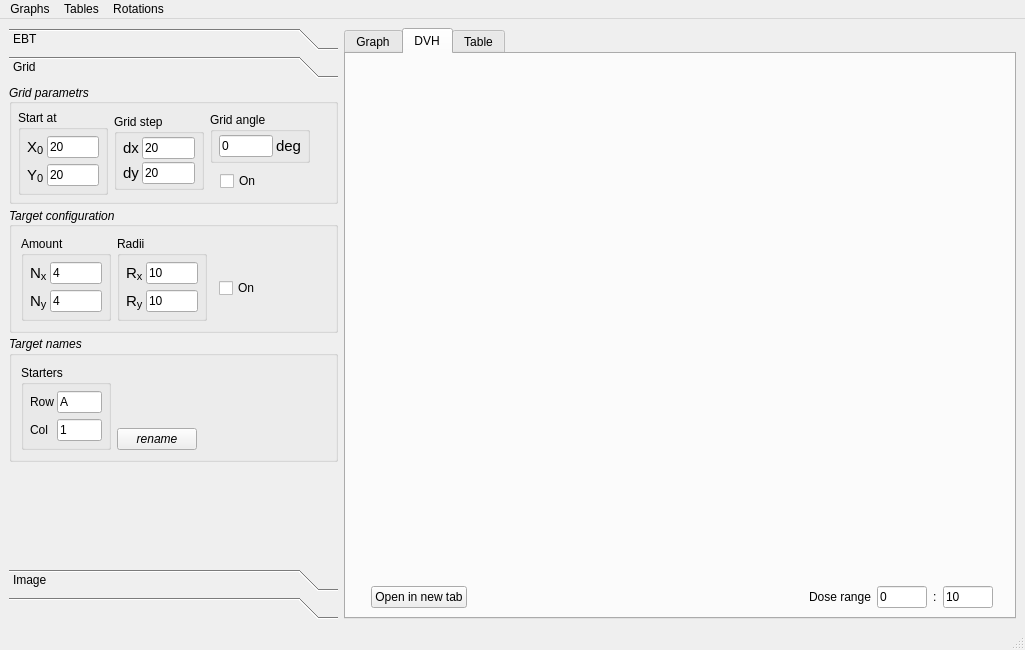
LionIvy/EBT_isodose, file mainwindow.ui: the form before one commit.
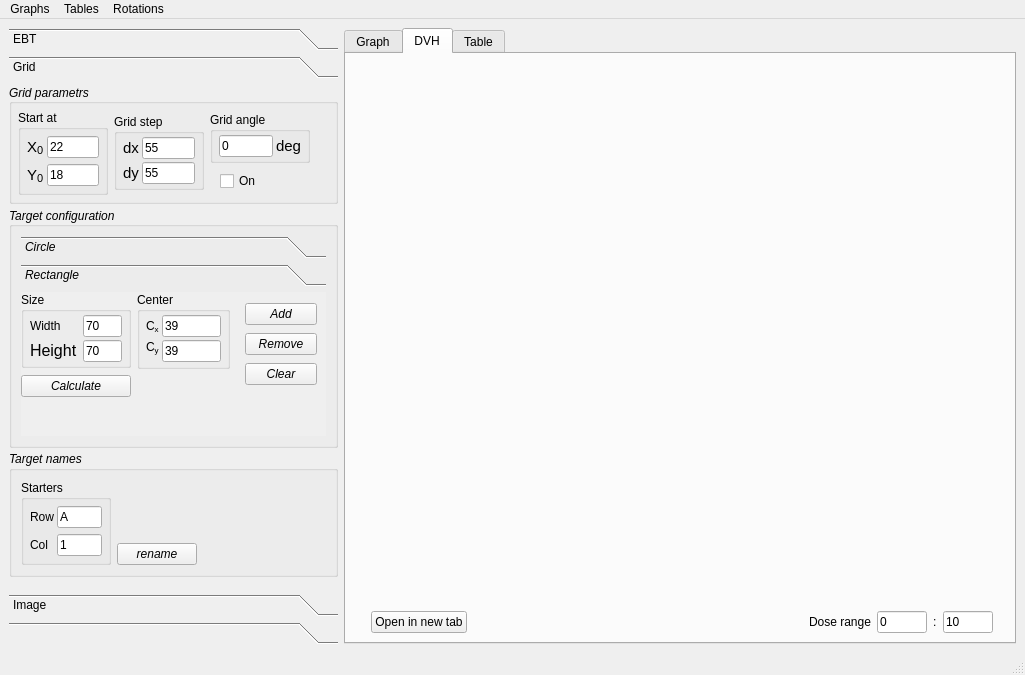
The form after the commit. The open tabs and pages were chosen to show the change. Custom widgets are drawn as their Qt base class.

```diff
--- a/mainwindow.ui
+++ b/mainwindow.ui
@@ -7,7 +7,7 @@
     <x>0</x>
     <y>0</y>
     <width>1025</width>
-    <height>650</height>
+    <height>675</height>
    </rect>
   </property>
   <property name="windowTitle">
@@ -223,7 +223,7 @@
             <x>0</x>
             <y>0</y>
             <width>329</width>
-            <height>464</height>
+            <height>489</height>
            </rect>
           </property>
           <attribute name="label">
@@ -340,7 +340,7 @@
                     <locale language="English" country="UnitedStates"/>
                    </property>
                    <property name="text">
-                    <string>20</string>
+                    <string>55</string>
                    </property>
                   </widget>
                  </item>
@@ -362,7 +362,7 @@
                     <locale language="English" country="UnitedStates"/>
                    </property>
                    <property name="text">
-                    <string>20</string>
+                    <string>55</string>
                    </property>
                   </widget>
                  </item>
@@ -532,7 +532,7 @@
                     <locale language="English" country="UnitedStates"/>
                    </property>
                    <property name="text">
-                    <string>20</string>
+                    <string>18</string>
                    </property>
                   </widget>
                  </item>
@@ -561,7 +561,7 @@
                     <locale language="English" country="UnitedStates"/>
                    </property>
                    <property name="text">
-                    <string>20</string>
+                    <string>22</string>
                    </property>
                   </widget>
                  </item>
@@ -586,6 +586,12 @@
            </item>
            <item>
             <widget class="QGroupBox" name="target_gB">
+             <property name="minimumSize">
+              <size>
+               <width>0</width>
+               <height>220</height>
+              </size>
+             </property>
              <property name="font">
               <font>
                <italic>true</italic>
@@ -597,157 +603,25 @@
              <property name="alignment">
               <set>Qt::AlignLeading|Qt::AlignLeft|Qt::AlignVCenter</set>
              </property>
+             <layout class="QVBoxLayout" name="verticalLayout_5">
+              <item>
+               <widget class="QToolBox" name="toolBox">
+                <property name="currentIndex">
+                 <number>0</number>
+                </property>
+                <widget class="QWidget" name="page">
+                 <property name="geometry">
+                  <rect>
+                   <x>0</x>
+                   <y>0</y>
+                   <width>305</width>
+                   <height>117</height>
+                  </rect>
+                 </property>
+                 <attribute name="label">
+                  <string>Circle</string>
+                 </attribute>
              <layout class="QGridLayout" name="gridLayout_11">
-              <item row="0" column="2">
-               <layout class="QGridLayout" name="gridLayout_12">
-                <item row="2" column="1">
-                 <widget class="QCheckBox" name="targetOn_ChB">
-                  <property name="font">
-                   <font>
-                    <italic>false</italic>
-                   </font>
-                  </property>
-                  <property name="text">
-                   <string>On</string>
-                  </property>
-                 </widget>
-                </item>
-                <item row="0" column="1">
-                 <spacer name="horizontalSpacer_3">
-                  <property name="orientation">
-                   <enum>Qt::Horizontal</enum>
-                  </property>
-                  <property name="sizeHint" stdset="0">
-                   <size>
-                    <width>40</width>
-                    <height>20</height>
-                   </size>
-                  </property>
-                 </spacer>
-                </item>
-                <item row="2" column="0">
-                 <spacer name="horizontalSpacer_10">
-                  <property name="orientation">
-                   <enum>Qt::Horizontal</enum>
-                  </property>
-                  <property name="sizeType">
-                   <enum>QSizePolicy::Minimum</enum>
-                  </property>
-                  <property name="sizeHint" stdset="0">
-                   <size>
-                    <width>6</width>
-                    <height>20</height>
-                   </size>
-                  </property>
-                 </spacer>
-                </item>
-               </layout>
-              </item>
-              <item row="0" column="1">
-               <widget class="QGroupBox" name="start_at_gB_3">
-                <property name="sizePolicy">
-                 <sizepolicy hsizetype="Minimum" vsizetype="Fixed">
-                  <horstretch>0</horstretch>
-                  <verstretch>0</verstretch>
-                 </sizepolicy>
-                </property>
-                <property name="minimumSize">
-                 <size>
-                  <width>60</width>
-                  <height>85</height>
-                 </size>
-                </property>
-                <property name="maximumSize">
-                 <size>
-                  <width>90</width>
-                  <height>16777215</height>
-                 </size>
-                </property>
-                <property name="font">
-                 <font>
-                  <italic>false</italic>
-                 </font>
-                </property>
-                <property name="title">
-                 <string>Radii</string>
-                </property>
-                <layout class="QGridLayout" name="gridLayout_10">
-                 <property name="leftMargin">
-                  <number>6</number>
-                 </property>
-                 <property name="topMargin">
-                  <number>3</number>
-                 </property>
-                 <property name="rightMargin">
-                  <number>6</number>
-                 </property>
-                 <property name="bottomMargin">
-                  <number>3</number>
-                 </property>
-                 <property name="spacing">
-                  <number>3</number>
-                 </property>
-                 <item row="1" column="0">
-                  <widget class="QLabel" name="label_8">
-                   <property name="text">
-                    <string>&lt;html&gt;&lt;head/&gt;&lt;body&gt;&lt;p&gt;&lt;span style=&quot; font-size:11pt;&quot;&gt;R&lt;/span&gt;&lt;span style=&quot; font-size:12pt; vertical-align:sub;&quot;&gt;x&lt;/span&gt;&lt;span style=&quot; font-size:11pt;&quot;/&gt;&lt;/p&gt;&lt;/body&gt;&lt;/html&gt;</string>
-                   </property>
-                  </widget>
-                 </item>
-                 <item row="2" column="1">
-                  <widget class="QLineEdit" name="targetRy_edit">
-                   <property name="sizePolicy">
-                    <sizepolicy hsizetype="Minimum" vsizetype="Fixed">
-                     <horstretch>0</horstretch>
-                     <verstretch>0</verstretch>
-                    </sizepolicy>
-                   </property>
-                   <property name="minimumSize">
-                    <size>
-                     <width>30</width>
-                     <height>0</height>
-                    </size>
-                   </property>
-                   <property name="locale">
-                    <locale language="English" country="UnitedStates"/>
-                   </property>
-                   <property name="text">
-                    <string>10</string>
-                   </property>
-                  </widget>
-                 </item>
-                 <item row="2" column="0">
-                  <widget class="QLabel" name="label_9">
-                   <property name="text">
-                    <string>&lt;html&gt;&lt;head/&gt;&lt;body&gt;&lt;p&gt;&lt;span style=&quot; font-size:11pt;&quot;&gt;R&lt;/span&gt;&lt;span style=&quot; font-size:12pt; vertical-align:sub;&quot;&gt;y&lt;/span&gt;&lt;span style=&quot; font-size:11pt;&quot;/&gt;&lt;/p&gt;&lt;/body&gt;&lt;/html&gt;</string>
-                   </property>
-                  </widget>
-                 </item>
-                 <item row="1" column="1">
-                  <widget class="QLineEdit" name="targetRx_edit">
-                   <property name="sizePolicy">
-                    <sizepolicy hsizetype="Minimum" vsizetype="Fixed">
-                     <horstretch>0</horstretch>
-                     <verstretch>0</verstretch>
-                    </sizepolicy>
-                   </property>
-                   <property name="minimumSize">
-                    <size>
-                     <width>30</width>
-                     <height>0</height>
-                    </size>
-                   </property>
-                   <property name="locale">
-                    <locale language="English" country="UnitedStates"/>
-                   </property>
-                   <property name="text">
-                    <string>10</string>
-                   </property>
-                  </widget>
-                 </item>
-                </layout>
-               </widget>
-              </item>
               <item row="0" column="0">
                <widget class="QGroupBox" name="start_at_gB_2">
                 <property name="sizePolicy">
@@ -817,7 +691,7 @@
                     <locale language="English" country="UnitedStates"/>
                    </property>
                    <property name="text">
-                    <string>4</string>
+                        <string>1</string>
                    </property>
                   </widget>
                  </item>
@@ -846,11 +720,497 @@
                     <locale language="English" country="UnitedStates"/>
                    </property>
                    <property name="text">
-                    <string>4</string>
+                        <string>1</string>
                    </property>
                   </widget>
                  </item>
                 </layout>
+                   </widget>
+                  </item>
+                  <item row="0" column="1">
+                   <widget class="QGroupBox" name="start_at_gB_3">
+                    <property name="sizePolicy">
+                     <sizepolicy hsizetype="Minimum" vsizetype="Fixed">
+                      <horstretch>0</horstretch>
+                      <verstretch>0</verstretch>
+                     </sizepolicy>
+                    </property>
+                    <property name="minimumSize">
+                     <size>
+                      <width>60</width>
+                      <height>85</height>
+                     </size>
+                    </property>
+                    <property name="maximumSize">
+                     <size>
+                      <width>90</width>
+                      <height>16777215</height>
+                     </size>
+                    </property>
+                    <property name="font">
+                     <font>
+                      <italic>false</italic>
+                     </font>
+                    </property>
+                    <property name="title">
+                     <string>Radii</string>
+                    </property>
+                    <layout class="QGridLayout" name="gridLayout_10">
+                     <property name="leftMargin">
+                      <number>6</number>
+                     </property>
+                     <property name="topMargin">
+                      <number>3</number>
+                     </property>
+                     <property name="rightMargin">
+                      <number>6</number>
+                     </property>
+                     <property name="bottomMargin">
+                      <number>3</number>
+                     </property>
+                     <property name="spacing">
+                      <number>3</number>
+                     </property>
+                     <item row="1" column="0">
+                      <widget class="QLabel" name="label_8">
+                       <property name="text">
+                        <string>&lt;html&gt;&lt;head/&gt;&lt;body&gt;&lt;p&gt;&lt;span style=&quot; font-size:11pt;&quot;&gt;R&lt;/span&gt;&lt;span style=&quot; font-size:12pt; vertical-align:sub;&quot;&gt;x&lt;/span&gt;&lt;span style=&quot; font-size:11pt;&quot;/&gt;&lt;/p&gt;&lt;/body&gt;&lt;/html&gt;</string>
+                       </property>
+                      </widget>
+                     </item>
+                     <item row="2" column="1">
+                      <widget class="QLineEdit" name="targetRy_edit">
+                       <property name="sizePolicy">
+                        <sizepolicy hsizetype="Minimum" vsizetype="Fixed">
+                         <horstretch>0</horstretch>
+                         <verstretch>0</verstretch>
+                        </sizepolicy>
+                       </property>
+                       <property name="minimumSize">
+                        <size>
+                         <width>30</width>
+                         <height>0</height>
+                        </size>
+                       </property>
+                       <property name="locale">
+                        <locale language="English" country="UnitedStates"/>
+                       </property>
+                       <property name="text">
+                        <string>27.5</string>
+                       </property>
+                      </widget>
+                     </item>
+                     <item row="2" column="0">
+                      <widget class="QLabel" name="label_9">
+                       <property name="text">
+                        <string>&lt;html&gt;&lt;head/&gt;&lt;body&gt;&lt;p&gt;&lt;span style=&quot; font-size:11pt;&quot;&gt;R&lt;/span&gt;&lt;span style=&quot; font-size:12pt; vertical-align:sub;&quot;&gt;y&lt;/span&gt;&lt;span style=&quot; font-size:11pt;&quot;/&gt;&lt;/p&gt;&lt;/body&gt;&lt;/html&gt;</string>
+                       </property>
+                      </widget>
+                     </item>
+                     <item row="1" column="1">
+                      <widget class="QLineEdit" name="targetRx_edit">
+                       <property name="sizePolicy">
+                        <sizepolicy hsizetype="Minimum" vsizetype="Fixed">
+                         <horstretch>0</horstretch>
+                         <verstretch>0</verstretch>
+                        </sizepolicy>
+                       </property>
+                       <property name="minimumSize">
+                        <size>
+                         <width>30</width>
+                         <height>0</height>
+                        </size>
+                       </property>
+                       <property name="locale">
+                        <locale language="English" country="UnitedStates"/>
+                       </property>
+                       <property name="text">
+                        <string>27.5</string>
+                       </property>
+                      </widget>
+                     </item>
+                    </layout>
+                   </widget>
+                  </item>
+                  <item row="0" column="2">
+                   <layout class="QGridLayout" name="gridLayout_12">
+                    <item row="2" column="1">
+                     <widget class="QCheckBox" name="targetOn_ChB">
+                      <property name="font">
+                       <font>
+                        <italic>false</italic>
+                       </font>
+                      </property>
+                      <property name="text">
+                       <string>On</string>
+                      </property>
+                     </widget>
+                    </item>
+                    <item row="2" column="0">
+                     <spacer name="horizontalSpacer_10">
+                      <property name="orientation">
+                       <enum>Qt::Horizontal</enum>
+                      </property>
+                      <property name="sizeType">
+                       <enum>QSizePolicy::Minimum</enum>
+                      </property>
+                      <property name="sizeHint" stdset="0">
+                       <size>
+                        <width>6</width>
+                        <height>20</height>
+                       </size>
+                      </property>
+                     </spacer>
+                    </item>
+                    <item row="0" column="1">
+                     <spacer name="horizontalSpacer_3">
+                      <property name="orientation">
+                       <enum>Qt::Horizontal</enum>
+                      </property>
+                      <property name="sizeHint" stdset="0">
+                       <size>
+                        <width>40</width>
+                        <height>20</height>
+                       </size>
+                      </property>
+                     </spacer>
+                    </item>
+                   </layout>
+                  </item>
+                 </layout>
+                </widget>
+                <widget class="QWidget" name="page_2">
+                 <property name="geometry">
+                  <rect>
+                   <x>0</x>
+                   <y>0</y>
+                   <width>305</width>
+                   <height>114</height>
+                  </rect>
+                 </property>
+                 <attribute name="label">
+                  <string>Rectangle</string>
+                 </attribute>
+                 <layout class="QGridLayout" name="gridLayout_16">
+                  <property name="leftMargin">
+                   <number>0</number>
+                  </property>
+                  <property name="topMargin">
+                   <number>0</number>
+                  </property>
+                  <property name="rightMargin">
+                   <number>0</number>
+                  </property>
+                  <property name="bottomMargin">
+                   <number>0</number>
+                  </property>
+                  <item row="0" column="0">
+                   <widget class="QFrame" name="frame_2">
+                    <property name="frameShape">
+                     <enum>QFrame::NoFrame</enum>
+                    </property>
+                    <property name="frameShadow">
+                     <enum>QFrame::Plain</enum>
+                    </property>
+                    <layout class="QGridLayout" name="gridLayout_17">
+                     <property name="leftMargin">
+                      <number>0</number>
+                     </property>
+                     <property name="topMargin">
+                      <number>0</number>
+                     </property>
+                     <property name="rightMargin">
+                      <number>0</number>
+                     </property>
+                     <property name="bottomMargin">
+                      <number>0</number>
+                     </property>
+                     <item row="0" column="0">
+                      <widget class="QGroupBox" name="start_at_gB_5">
+                       <property name="sizePolicy">
+                        <sizepolicy hsizetype="Minimum" vsizetype="Fixed">
+                         <horstretch>0</horstretch>
+                         <verstretch>0</verstretch>
+                        </sizepolicy>
+                       </property>
+                       <property name="minimumSize">
+                        <size>
+                         <width>110</width>
+                         <height>50</height>
+                        </size>
+                       </property>
+                       <property name="maximumSize">
+                        <size>
+                         <width>120</width>
+                         <height>16777215</height>
+                        </size>
+                       </property>
+                       <property name="font">
+                        <font>
+                         <italic>false</italic>
+                        </font>
+                       </property>
+                       <property name="title">
+                        <string>Size</string>
+                       </property>
+                       <layout class="QGridLayout" name="gridLayout_19">
+                        <property name="leftMargin">
+                         <number>6</number>
+                        </property>
+                        <property name="topMargin">
+                         <number>3</number>
+                        </property>
+                        <property name="rightMargin">
+                         <number>6</number>
+                        </property>
+                        <property name="bottomMargin">
+                         <number>3</number>
+                        </property>
+                        <property name="spacing">
+                         <number>3</number>
+                        </property>
+                        <item row="0" column="0">
+                         <widget class="QLabel" name="label_14">
+                          <property name="minimumSize">
+                           <size>
+                            <width>50</width>
+                            <height>0</height>
+                           </size>
+                          </property>
+                          <property name="text">
+                           <string>&lt;html&gt;&lt;head/&gt;&lt;body&gt;&lt;p&gt;Width&lt;/p&gt;&lt;/body&gt;&lt;/html&gt;</string>
+                          </property>
+                         </widget>
+                        </item>
+                        <item row="0" column="1">
+                         <widget class="QLineEdit" name="rectWidth_edit">
+                          <property name="sizePolicy">
+                           <sizepolicy hsizetype="Minimum" vsizetype="Fixed">
+                            <horstretch>0</horstretch>
+                            <verstretch>0</verstretch>
+                           </sizepolicy>
+                          </property>
+                          <property name="minimumSize">
+                           <size>
+                            <width>30</width>
+                            <height>0</height>
+                           </size>
+                          </property>
+                          <property name="locale">
+                           <locale language="English" country="UnitedStates"/>
+                          </property>
+                          <property name="text">
+                           <string>70</string>
+                          </property>
+                         </widget>
+                        </item>
+                        <item row="1" column="0">
+                         <widget class="QLabel" name="label_15">
+                          <property name="text">
+                           <string>&lt;html&gt;&lt;head/&gt;&lt;body&gt;&lt;p&gt;&lt;span style=&quot; font-size:12pt;&quot;&gt;Height&lt;/span&gt;&lt;/p&gt;&lt;/body&gt;&lt;/html&gt;</string>
+                          </property>
+                         </widget>
+                        </item>
+                        <item row="1" column="1">
+                         <widget class="QLineEdit" name="rectHeigth_edit">
+                          <property name="sizePolicy">
+                           <sizepolicy hsizetype="Minimum" vsizetype="Fixed">
+                            <horstretch>0</horstretch>
+                            <verstretch>0</verstretch>
+                           </sizepolicy>
+                          </property>
+                          <property name="minimumSize">
+                           <size>
+                            <width>30</width>
+                            <height>0</height>
+                           </size>
+                          </property>
+                          <property name="locale">
+                           <locale language="English" country="UnitedStates"/>
+                          </property>
+                          <property name="text">
+                           <string>70</string>
+                          </property>
+                         </widget>
+                        </item>
+                       </layout>
+                      </widget>
+                     </item>
+                     <item row="0" column="1">
+                      <widget class="QGroupBox" name="start_at_gB_6">
+                       <property name="sizePolicy">
+                        <sizepolicy hsizetype="Minimum" vsizetype="Fixed">
+                         <horstretch>0</horstretch>
+                         <verstretch>0</verstretch>
+                        </sizepolicy>
+                       </property>
+                       <property name="minimumSize">
+                        <size>
+                         <width>40</width>
+                         <height>50</height>
+                        </size>
+                       </property>
+                       <property name="maximumSize">
+                        <size>
+                         <width>120</width>
+                         <height>16777215</height>
+                        </size>
+                       </property>
+                       <property name="font">
+                        <font>
+                         <italic>false</italic>
+                        </font>
+                       </property>
+                       <property name="title">
+                        <string>Center</string>
+                       </property>
+                       <layout class="QGridLayout" name="gridLayout_18">
+                        <property name="leftMargin">
+                         <number>6</number>
+                        </property>
+                        <property name="topMargin">
+                         <number>3</number>
+                        </property>
+                        <property name="rightMargin">
+                         <number>6</number>
+                        </property>
+                        <property name="bottomMargin">
+                         <number>3</number>
+                        </property>
+                        <property name="spacing">
+                         <number>3</number>
+                        </property>
+                        <item row="0" column="0">
+                         <widget class="QLabel" name="label_16">
+                          <property name="text">
+                           <string>&lt;html&gt;&lt;head/&gt;&lt;body&gt;&lt;p&gt;C&lt;span style=&quot; vertical-align:sub;&quot;&gt;x&lt;/span&gt;&lt;/p&gt;&lt;/body&gt;&lt;/html&gt;</string>
+                          </property>
+                         </widget>
+                        </item>
+                        <item row="0" column="1">
+                         <widget class="QLineEdit" name="rectCx_edit">
+                          <property name="sizePolicy">
+                           <sizepolicy hsizetype="Minimum" vsizetype="Fixed">
+                            <horstretch>0</horstretch>
+                            <verstretch>0</verstretch>
+                           </sizepolicy>
+                          </property>
+                          <property name="minimumSize">
+                           <size>
+                            <width>30</width>
+                            <height>0</height>
+                           </size>
+                          </property>
+                          <property name="locale">
+                           <locale language="English" country="UnitedStates"/>
+                          </property>
+                          <property name="text">
+                           <string>39</string>
+                          </property>
+                         </widget>
+                        </item>
+                        <item row="1" column="1">
+                         <widget class="QLineEdit" name="rectCy_edit">
+                          <property name="sizePolicy">
+                           <sizepolicy hsizetype="Minimum" vsizetype="Fixed">
+                            <horstretch>0</horstretch>
+                            <verstretch>0</verstretch>
+                           </sizepolicy>
+                          </property>
+                          <property name="minimumSize">
+                           <size>
+                            <width>30</width>
+                            <height>0</height>
+                           </size>
+                          </property>
+                          <property name="locale">
+                           <locale language="English" country="UnitedStates"/>
+                          </property>
+                          <property name="text">
+                           <string>39</string>
+                          </property>
+                         </widget>
+                        </item>
+                        <item row="1" column="0">
+                         <widget class="QLabel" name="label_17">
+                          <property name="maximumSize">
+                           <size>
+                            <width>16777215</width>
+                            <height>25</height>
+                           </size>
+                          </property>
+                          <property name="text">
+                           <string>&lt;html&gt;&lt;head/&gt;&lt;body&gt;&lt;p&gt;C&lt;span style=&quot; vertical-align:sub;&quot;&gt;y&lt;/span&gt;&lt;br/&gt;&lt;/p&gt;&lt;/body&gt;&lt;/html&gt;</string>
+                          </property>
+                         </widget>
+                        </item>
+                       </layout>
+                      </widget>
+                     </item>
+                     <item row="1" column="0">
+                      <widget class="QPushButton" name="setTarget">
+                       <property name="text">
+                        <string>Calculate</string>
+                       </property>
+                      </widget>
+                     </item>
+                    </layout>
+                   </widget>
+                  </item>
+                  <item row="0" column="1">
+                   <widget class="QFrame" name="frame">
+                    <property name="maximumSize">
+                     <size>
+                      <width>90</width>
+                      <height>16777215</height>
+                     </size>
+                    </property>
+                    <property name="frameShape">
+                     <enum>QFrame::NoFrame</enum>
+                    </property>
+                    <property name="frameShadow">
+                     <enum>QFrame::Raised</enum>
+                    </property>
+                    <layout class="QVBoxLayout" name="verticalLayout_6">
+                     <item>
+                      <widget class="QPushButton" name="addRect_btn">
+                       <property name="text">
+                        <string>Add</string>
+                       </property>
+                      </widget>
+                     </item>
+                     <item>
+                      <widget class="QPushButton" name="remRect_btn">
+                       <property name="text">
+                        <string>Remove</string>
+                       </property>
+                      </widget>
+                     </item>
+                     <item>
+                      <widget class="QPushButton" name="clearRect_btn">
+                       <property name="text">
+                        <string>Clear</string>
+                       </property>
+                      </widget>
+                     </item>
+                    </layout>
+                   </widget>
+                  </item>
+                  <item row="1" column="0">
+                   <spacer name="verticalSpacer_2">
+                    <property name="orientation">
+                     <enum>Qt::Vertical</enum>
+                    </property>
+                    <property name="sizeHint" stdset="0">
+                     <size>
+                      <width>20</width>
+                      <height>40</height>
+                     </size>
+                    </property>
+                   </spacer>
+                  </item>
+                 </layout>
+                </widget>
                </widget>
               </item>
              </layout>
```
Left out of the diff: 13 changed lines with no effect on the pictures. Lines whose indentation alone changed are shown as unchanged.
